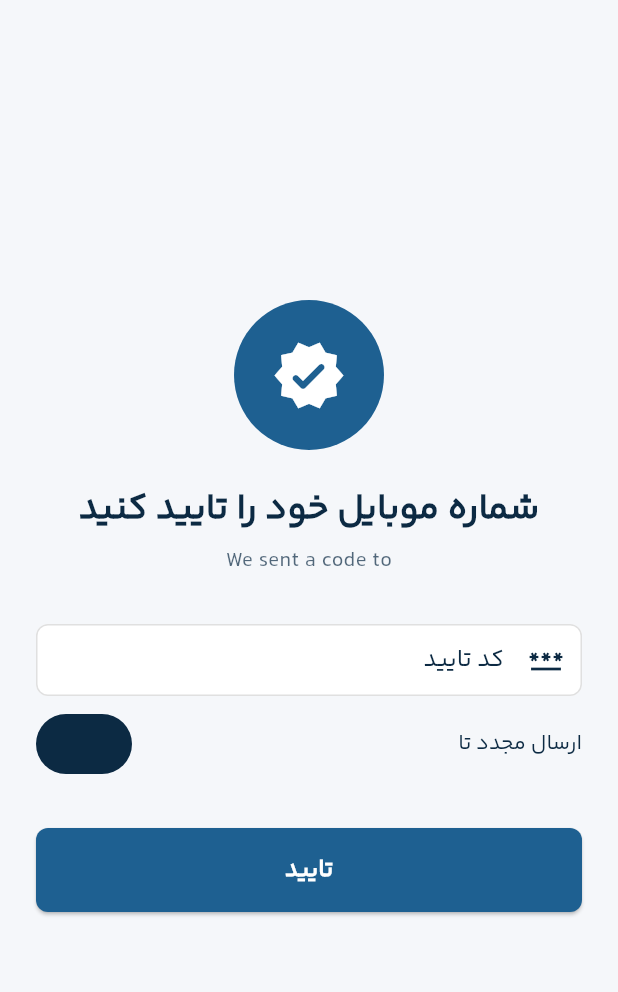
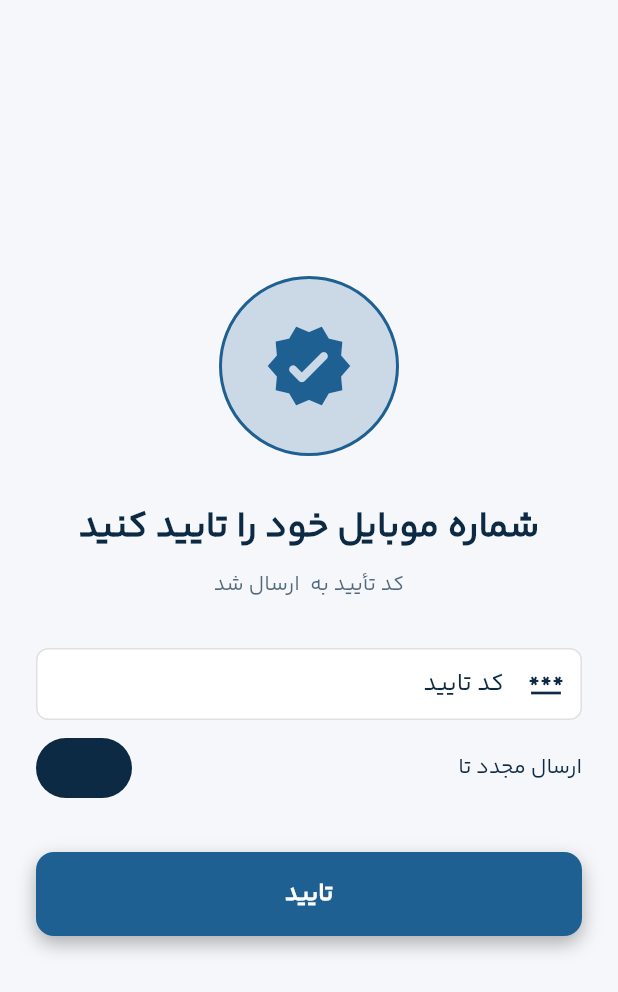
Before and after one commit to MrPouyaSaad/nazmino, a Flutter app: the screen it shows after launch, on a phone screen of 412 x 824 dp. Shown: the top 992 px of the screen. Run offline on Flutter 3.47's test engine with Material 3 defaults, Android fonts, the phone set to English and light mode, and no system bars; our stand-ins replace bloc, dio, drift, equatable, get, lottie and 2 more; accounts and stored records are empty; generated files the repository leaves out were written again.

Commit message:
auth redesign

```diff
--- a/lib/widgets/auth/auth_button.dart
+++ b/lib/widgets/auth/auth_button.dart
@@ -1,18 +1,47 @@
 import 'package:flutter/material.dart';
 import 'package:get/get_utils/src/extensions/internacionalization.dart';
 import 'package:nazmino/core/translate/messages.dart';
+import 'package:nazmino/widgets/loading_widget.dart';
 import 'package:provider/provider.dart';
 import '../../provider/auth_provider.dart';
 
-class AuthButton extends StatelessWidget {
+class AuthButton extends StatefulWidget {
   const AuthButton({super.key});
+
+  @override
+  State<AuthButton> createState() => _AuthButtonState();
+}
+
+class _AuthButtonState extends State<AuthButton> {
+  bool _isPressed = false;
 
   @override
   Widget build(BuildContext context) {
     final theme = Theme.of(context);
     final provider = context.watch<AuthProvider>();
 
-    return ElevatedButton(
+    return GestureDetector(
+      onTapDown: (_) => setState(() => _isPressed = true),
+      onTapUp: (_) => setState(() => _isPressed = false),
+      onTapCancel: () => setState(() => _isPressed = false),
+      child: AnimatedContainer(
+        duration: const Duration(milliseconds: 150),
+        transform: Matrix4.identity()
+          ..setEntry(3, 2, 0.001) // Perspective
+          ..rotateX(_isPressed ? 0.03 : 0),
+        decoration: BoxDecoration(
+          borderRadius: BorderRadius.circular(12),
+          boxShadow: _isPressed
+              ? []
+              : [
+                  BoxShadow(
+                    color: Colors.black.withOpacity(0.3),
+                    blurRadius: 10,
+                    offset: const Offset(0, 5),
+                  ),
+                ],
+        ),
+        child: ElevatedButton(
           onPressed: provider.isLoading
               ? null
               : provider.codeSent
@@ -20,17 +49,24 @@ class AuthButton extends StatelessWidget {
               : () => provider.sendCode(),
           style: ElevatedButton.styleFrom(
             minimumSize: const Size(double.infinity, 50),
-        shape: RoundedRectangleBorder(borderRadius: BorderRadius.circular(8)),
+            shape: RoundedRectangleBorder(
+              borderRadius: BorderRadius.circular(12),
+            ),
+            elevation: 0, // مهم برای حذف سایه پیش‌فرض
           ),
           child: provider.isLoading
-          ? const CircularProgressIndicator(color: Colors.white)
+              ? AppLoading()
               : Text(
-              provider.codeSent ? AppMessages.confirm.tr : AppMessages.login.tr,
+                  provider.codeSent
+                      ? AppMessages.confirm.tr
+                      : AppMessages.login.tr,
                   style: theme.textTheme.titleMedium?.copyWith(
                     color: Colors.white,
                     fontWeight: FontWeight.bold,
                   ),
                 ),
+        ),
+      ),
     );
   }
 }
--- a/lib/widgets/auth/auth_header.dart
+++ b/lib/widgets/auth/auth_header.dart
@@ -14,89 +14,94 @@ class AuthHeader extends StatelessWidget {
 
     return Column(
       children: [
-        // Animated switching between phone and verification icons
+        // Animated icon with smooth transition
+        AnimatedSwitcher(
+          duration: const Duration(milliseconds: 500),
+          transitionBuilder: (child, animation) {
+            return ScaleTransition(
+              scale: animation,
+              child: FadeTransition(opacity: animation, child: child),
+            );
+          },
+          child: authProvider.codeSent
+              ? _buildVerificationBadge(theme)
+              : _buildPhoneBadge(theme),
+        ),
+
+        const SizedBox(height: 32),
+
+        // Title with smooth fade transition
         AnimatedSwitcher(
           duration: const Duration(milliseconds: 300),
-          child: authProvider.codeSent
-              ? _buildVerificationIcon(theme)
-              : _buildPhoneIcon(theme),
-        ),
-
-        const SizedBox(height: 24),
-
-        // Dynamic title based on auth state
-        Text(
+          child: Text(
+            key: ValueKey(authProvider.codeSent ? 'verify' : 'login'),
             authProvider.codeSent
                 ? AppMessages.verifyYourNumber.tr
                 : AppMessages.loginToYourAccount.tr,
-
             style: theme.textTheme.headlineSmall?.copyWith(
               fontWeight: FontWeight.bold,
               color: theme.colorScheme.onSurface,
             ),
             textAlign: TextAlign.center,
           ),
+        ),
 
-        const SizedBox(height: 8),
+        const SizedBox(height: 12),
 
-        // Dynamic subtitle based on auth state
-        Text(
+        // Subtitle with smooth fade transition
+        AnimatedSwitcher(
+          duration: const Duration(milliseconds: 300),
+          child: Text(
+            key: ValueKey(
               authProvider.codeSent
-              ? 'We sent a code to ${authProvider.phoneController.text}'.tr
-              : 'Enter your mobile number to sign in'.tr,
+                  ? 'code-sent-${authProvider.phoneController.text}'
+                  : 'enter-number',
+            ),
+            authProvider.codeSent
+                ? 'کد تأیید به ${authProvider.phoneController.text} ارسال شد'
+                : 'شماره موبایل خود را وارد کنید',
             style: theme.textTheme.bodyMedium?.copyWith(
               color: theme.colorScheme.onSurface.withOpacity(0.7),
             ),
             textAlign: TextAlign.center,
           ),
+        ),
       ],
     );
   }
 
-  Widget _buildPhoneIcon(ThemeData theme) {
+  Widget _buildPhoneBadge(ThemeData theme) {
     return Container(
-      key: const ValueKey('phone-icon'),
-      width: 100,
-      height: 100,
+      key: const ValueKey('phone-badge'),
+      width: 120,
+      height: 120,
       decoration: BoxDecoration(
-        gradient: LinearGradient(
-          colors: [
-            theme.colorScheme.primary,
-            theme.colorScheme.primaryContainer,
-          ],
-          begin: Alignment.topLeft,
-          end: Alignment.bottomRight,
-        ),
+        color: theme.colorScheme.onPrimary.withOpacity(0.2),
         shape: BoxShape.circle,
+        border: Border.all(color: theme.colorScheme.onPrimary, width: 2),
       ),
       child: Icon(
         Icons.phone_iphone_rounded,
-        size: 50,
+        size: 60,
         color: theme.colorScheme.onPrimary,
       ),
     );
   }
 
-  Widget _buildVerificationIcon(ThemeData theme) {
+  Widget _buildVerificationBadge(ThemeData theme) {
     return Container(
-      key: const ValueKey('otp-icon'),
-      width: 100,
-      height: 100,
+      key: const ValueKey('otp-badge'),
+      width: 120,
+      height: 120,
       decoration: BoxDecoration(
-        gradient: LinearGradient(
-          colors: [
-            theme.colorScheme.secondary,
-            theme.colorScheme.secondaryContainer,
-          ],
-          begin: Alignment.topLeft,
-          end: Alignment.bottomRight,
-        ),
+        color: theme.colorScheme.secondaryContainer.withOpacity(0.2),
         shape: BoxShape.circle,
+        border: Border.all(color: theme.colorScheme.secondary, width: 2),
       ),
       child: Icon(
         Icons.verified_rounded,
-        size: 50,
-        color: theme.colorScheme.onSecondary,
+        size: 60,
+        color: theme.colorScheme.secondary,
       ),
     );
   }
```
Also changed, not shown: lib/widgets/auth/auth_dynamic_header.dart (added, +77 -0 lines), lib/widgets/auth/auth_logo.dart (added, +24 -0 lines), lib/widgets/auth/auth_terms.dart (added, +39 -0 lines). Lines whose indentation alone changed are shown as unchanged.
